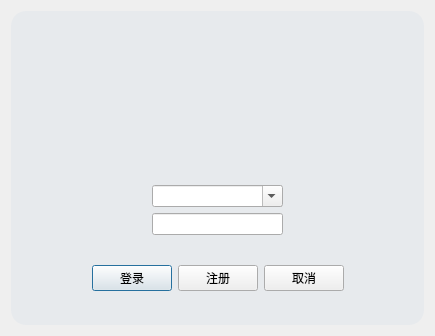
Above: QQdemo/logindialog.ui from Mine268/chatroom_qt before the change. Below: the same form after it.
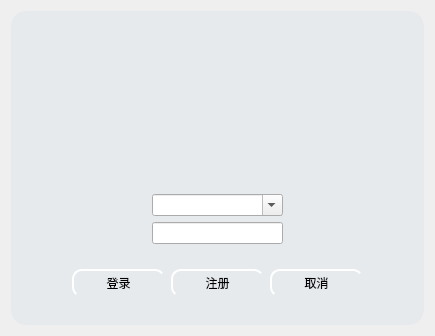
That is the form after the change.

The edit to the form file:
```diff
--- a/QQdemo/logindialog.ui
+++ b/QQdemo/logindialog.ui
@@ -17,7 +17,24 @@
    <double>1.000000000000000</double>
   </property>
   <property name="styleSheet">
-   <string notr="true"/>
+   <string notr="true">QPushButton{
+	border:2px groove rgb(231,234,237);
+	border-radius:10px;
+	padding:2px 4px;
+	border-style: outset;
+}
+QPushButton:hover{
+	background-color:rgb(229, 241, 251); color: black;
+}
+QPushButton:pressed{
+	background-color:rgb(204, 228, 247);
+	border-style: inset;
+}
+QLabel{
+	border-radius: 65px;
+	border:1px solid black;
+	background: green; 
+}</string>
   </property>
   <layout class="QHBoxLayout" name="horizontalLayout_5">
    <item>
@@ -57,16 +74,19 @@
          <widget class="QLabel" name="pciture">
           <property name="minimumSize">
            <size>
-            <width>131</width>
-            <height>111</height>
+            <width>130</width>
+            <height>130</height>
            </size>
           </property>
           <property name="maximumSize">
            <size>
-            <width>131</width>
-            <height>111</height>
+            <width>130</width>
+            <height>130</height>
            </size>
           </property>
+          <property name="styleSheet">
+           <string notr="true"/>
+          </property>
           <property name="text">
            <string/>
           </property>
@@ -150,6 +170,18 @@
          <layout class="QHBoxLayout" name="horizontalLayout">
           <item>
            <widget class="QPushButton" name="login">
+            <property name="minimumSize">
+             <size>
+              <width>93</width>
+              <height>28</height>
+             </size>
+            </property>
+            <property name="maximumSize">
+             <size>
+              <width>93</width>
+              <height>28</height>
+             </size>
+            </property>
             <property name="text">
              <string>登录</string>
             </property>
@@ -157,13 +189,37 @@
           </item>
           <item>
            <widget class="QPushButton" name="regestor">
+            <property name="minimumSize">
+             <size>
+              <width>93</width>
+              <height>28</height>
+             </size>
+            </property>
+            <property name="maximumSize">
+             <size>
+              <width>93</width>
+              <height>28</height>
+             </size>
+            </property>
             <property name="text">
              <string>注册</string>
             </property>
            </widget>
           </item>
           <item>
-           <widget class="QPushButton" name="pushButton">
+           <widget class="QPushButton" name="cancel">
+            <property name="minimumSize">
+             <size>
+              <width>93</width>
+              <height>28</height>
+             </size>
+            </property>
+            <property name="maximumSize">
+             <size>
+              <width>93</width>
+              <height>28</height>
+             </size>
+            </property>
             <property name="text">
              <string>取消</string>
             </property>
```
Left out of the diff: 21 changed lines with no effect on the pictures.
